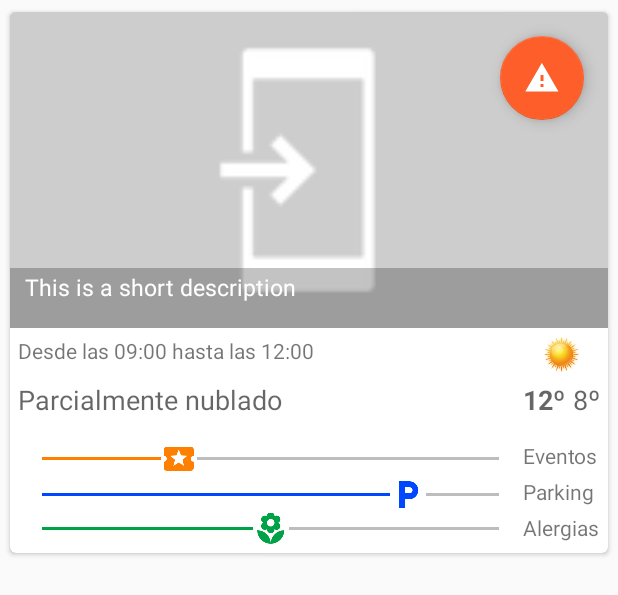
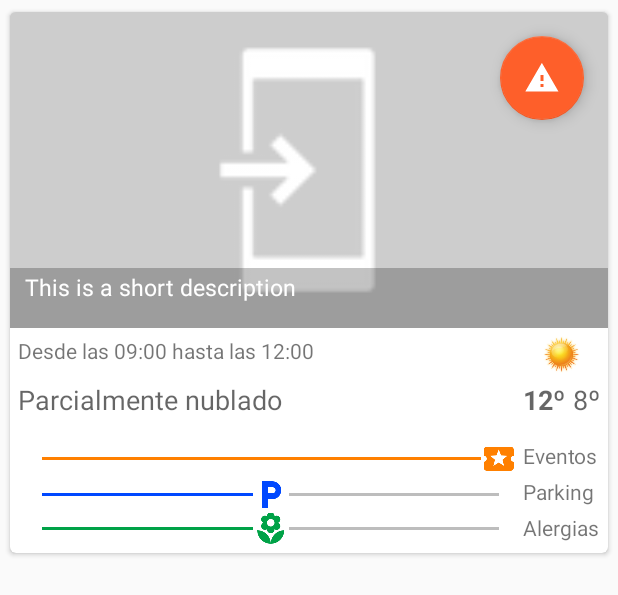
Before and after one commit to alonsod86/KarmApp, an Android app: the layout card_view.xml on its own in the app's theme, with its tools: preview values and no code run, on a phone screen of 412 x 824 dp. Shown: the top 595 px of the screen. Run offline under Robolectric (Android 15) with nearby library versions, the phone set to English and light mode, and no system bars.

Commit message:
integrando servicios

```diff
--- a/app/src/main/AndroidManifest.xml
+++ b/app/src/main/AndroidManifest.xml
@@ -8,6 +8,7 @@
     <uses-permission android:name="android.permission.READ_CONTACTS" />
     <uses-permission android:name="android.permission.READ_CALENDAR" />
     <uses-permission android:name="android.permission.WRITE_CALENDAR" />
+    <uses-permission android:name="android.permission.INTERNET" />
 
     <application
         android:allowBackup="true"
--- a/app/src/main/java/fs/ndt/karmapp/CardsActivity.java
+++ b/app/src/main/java/fs/ndt/karmapp/CardsActivity.java
@@ -56,7 +56,7 @@ public class CardsActivity extends AppCompatActivity
         mRecyclerView.setLayoutManager(mLayoutManager);
 
         // specify an adapter (see also next example)
-        mAdapter = new CardAdapter(loadAllEvents());
+        mAdapter = new CardAdapter(loadAllEvents(), getResources());
         mRecyclerView.setAdapter(mAdapter);
 
 //        FloatingActionButton fab = (FloatingActionButton) findViewById(R.id.fab);
--- a/app/src/main/res/layout/card_view.xml
+++ b/app/src/main/res/layout/card_view.xml
@@ -121,7 +121,7 @@
                 android:layout_width="wrap_content"
                 android:layout_height="wrap_content"
                 android:id="@+id/barEvents"
-                android:progress="3"
+                android:progress="2"
                 android:progressTint="#ff8000"
                 android:progressBackgroundTint="#000000"
                 android:thumbTint="#ff8000"
@@ -130,13 +130,13 @@
                 android:layout_alignStart="@+id/txtWeather"
                 android:layout_marginTop="15dp"
                 android:layout_toStartOf="@+id/txtMax"
-                android:max="10" />
+                android:max="2" />
 
             <SeekBar
                 android:layout_width="wrap_content"
                 android:layout_height="wrap_content"
                 android:id="@+id/barParking"
-                android:progress="8"
+                android:progress="1"
                 android:progressTint="#0048ff"
                 android:progressBackgroundTint="#000000"
                 android:thumbTint="#0048ff"
@@ -144,13 +144,13 @@
                 android:layout_below="@+id/barEvents"
                 android:layout_alignParentStart="true"
                 android:layout_alignEnd="@+id/barEvents"
-                android:max="10" />
+                android:max="2" />
 
             <SeekBar
                 android:layout_width="wrap_content"
                 android:layout_height="wrap_content"
                 android:id="@+id/barAlergies"
-                android:progress="5"
+                android:progress="1"
                 android:progressTint="#00a247"
                 android:progressBackgroundTint="#000000"
                 android:thumbTint="#00a247"
@@ -158,7 +158,7 @@
                 android:layout_below="@+id/barParking"
                 android:layout_alignParentStart="true"
                 android:layout_alignEnd="@+id/barParking"
-                android:max="10" />
+                android:max="2" />
 
             <TextView
                 android:layout_width="wrap_content"
```
Also changed, not shown: app/src/main/java/fs/ndt/karmapp/cards/CardAdapter.java (+55 -6 lines), app/src/main/java/fs/ndt/karmapp/rest/REST.java (+20 -2 lines).
